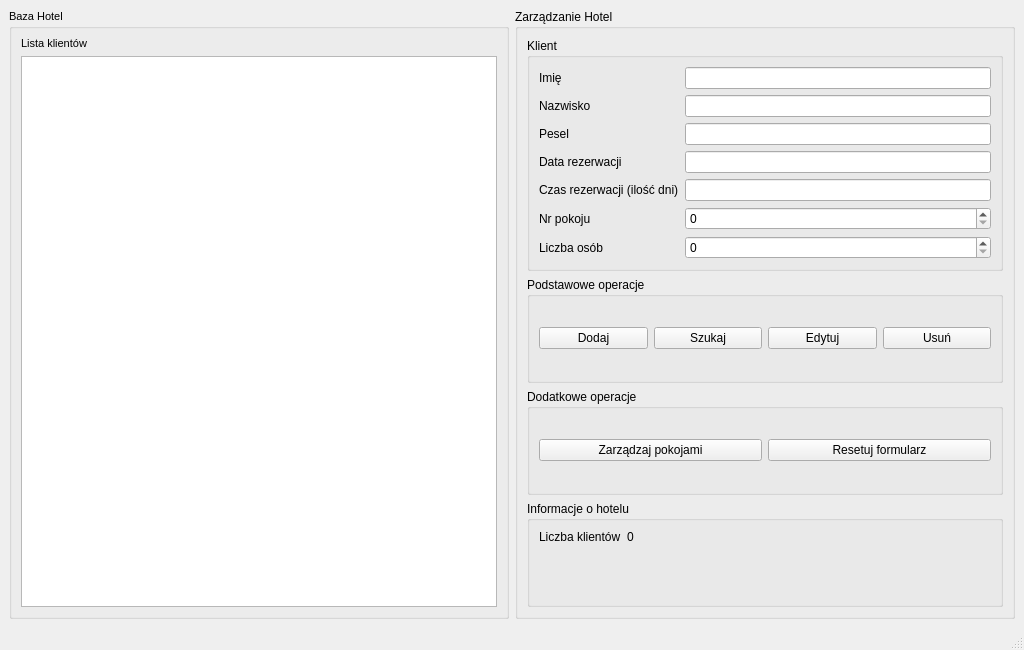
Qt form HotelOrganizer2/adminwindow.ui (mxzablocki/hotel) before a commit.
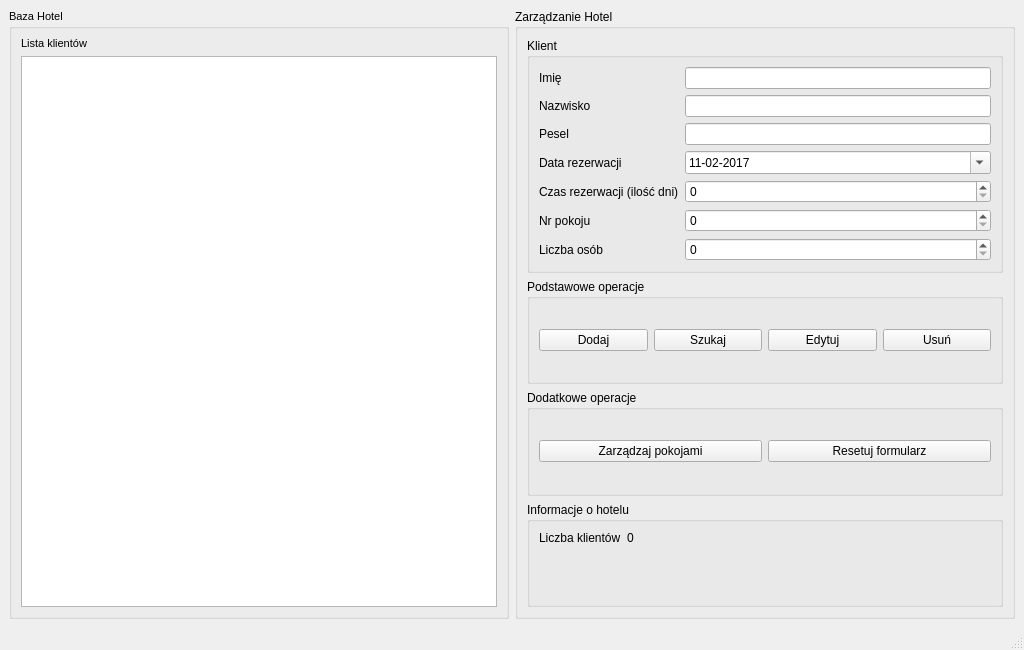
The same form after that commit. Icons and pictures are not drawn.

Commit message: Dopracowanie inputów, ustalenie max wartości

```diff
--- a/HotelOrganizer2/adminwindow.ui
+++ b/HotelOrganizer2/adminwindow.ui
@@ -102,9 +102,6 @@
             </property>
            </widget>
           </item>
-          <item row="3" column="1">
-           <widget class="QLineEdit" name="lineEditClientDate"/>
-          </item>
           <item row="4" column="0">
            <widget class="QLabel" name="labelClientDays">
             <property name="text">
@@ -112,11 +109,12 @@
             </property>
            </widget>
           </item>
-          <item row="4" column="1">
-           <widget class="QLineEdit" name="lineEditClientDays"/>
-          </item>
           <item row="5" column="1">
-           <widget class="QSpinBox" name="spinBoxClientRoomNumber"/>
+           <widget class="QSpinBox" name="spinBoxClientRoomNumber">
+            <property name="maximum">
+             <number>1000</number>
+            </property>
+           </widget>
           </item>
           <item row="5" column="0">
            <widget class="QLabel" name="labelClientRoom">
@@ -133,7 +131,48 @@
            </widget>
           </item>
           <item row="6" column="1">
-           <widget class="QSpinBox" name="spinBoxClientPeople"/>
+           <widget class="QSpinBox" name="spinBoxClientPeople">
+            <property name="maximum">
+             <number>10</number>
+            </property>
+           </widget>
+          </item>
+          <item row="3" column="1">
+           <widget class="QDateEdit" name="dateEditClientDate">
+            <property name="dateTime">
+             <datetime>
+              <hour>0</hour>
+              <minute>0</minute>
+              <second>0</second>
+              <year>2017</year>
+              <month>2</month>
+              <day>11</day>
+             </datetime>
+            </property>
+            <property name="minimumDateTime">
+             <datetime>
+              <hour>0</hour>
+              <minute>0</minute>
+              <second>0</second>
+              <year>2017</year>
+              <month>2</month>
+              <day>11</day>
+             </datetime>
+            </property>
+            <property name="displayFormat">
+             <string>dd-MM-yyyy</string>
+            </property>
+            <property name="calendarPopup">
+             <bool>true</bool>
+            </property>
+           </widget>
+          </item>
+          <item row="4" column="1">
+           <widget class="QSpinBox" name="spinBoxClientDays">
+            <property name="maximum">
+             <number>365</number>
+            </property>
+           </widget>
           </item>
          </layout>
         </widget>
```
Left out of the diff: 101 changed lines with no effect on the pictures.
